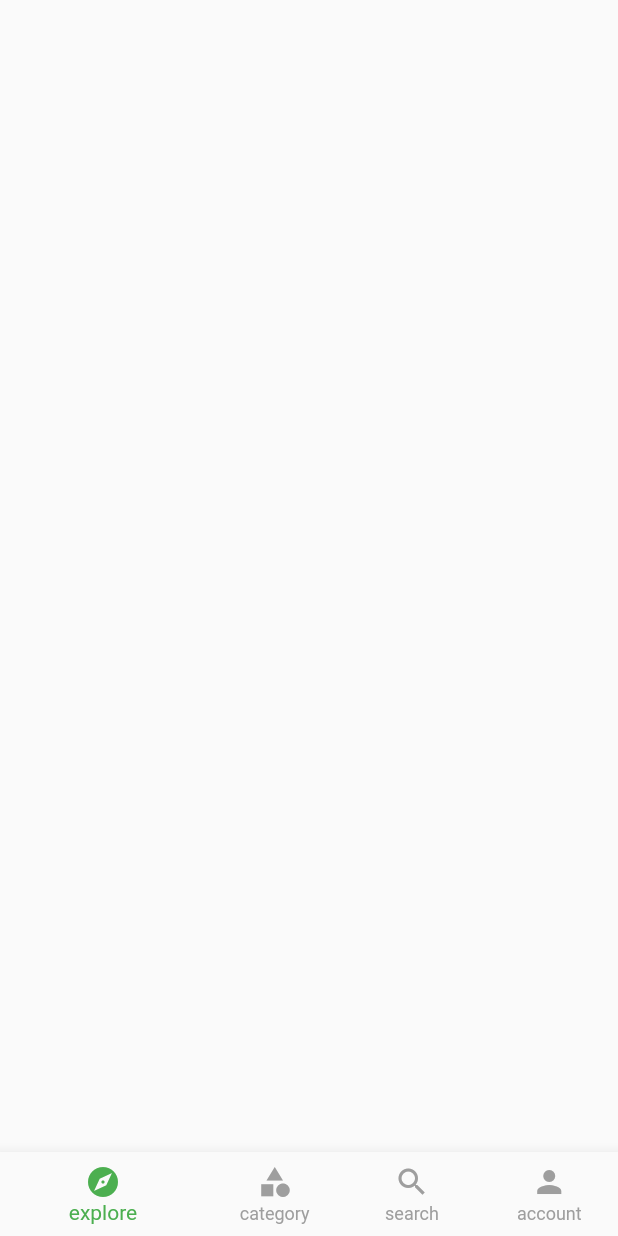
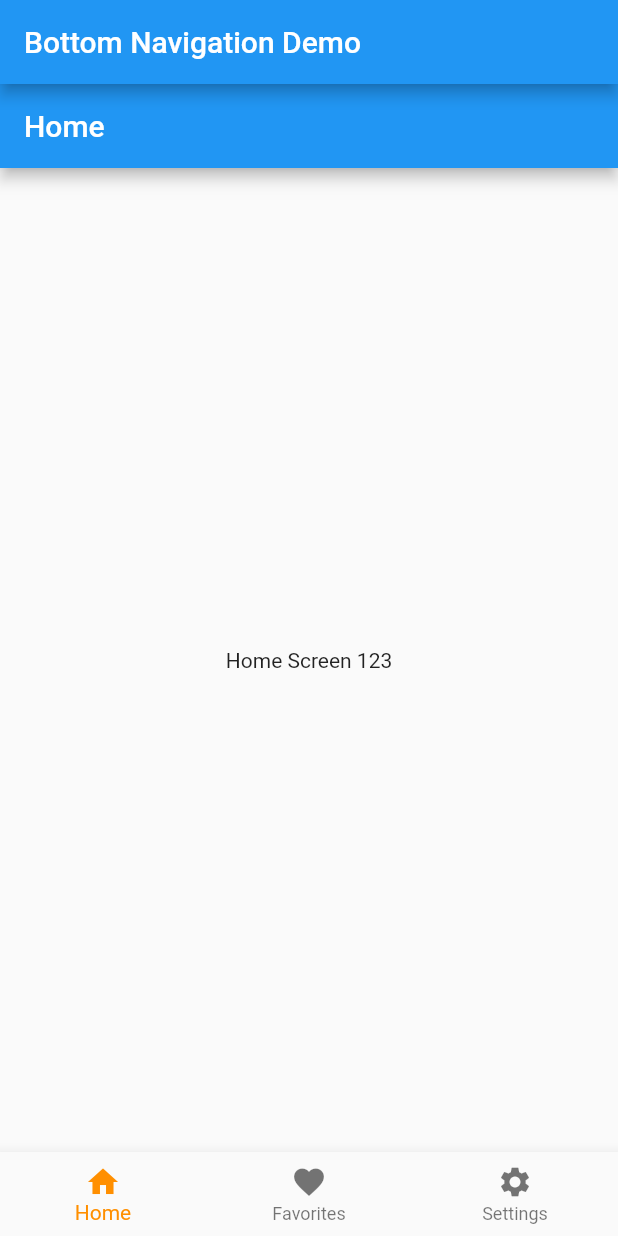
Before and after one commit to valentioAditama/desa_film_flutter, a Flutter app: the screen it shows after launch, on a phone screen of 412 x 824 dp. Run offline on Flutter 3.47's test engine with Material 2 defaults, Android fonts, the phone set to English and light mode, and no system bars.

Commit message:
add bottom navigation and routing

```diff
--- a/lib/components/bottomNavigation/bottomNavigation.dart
+++ b/lib/components/bottomNavigation/bottomNavigation.dart
@@ -1,41 +1,55 @@
 import 'package:flutter/material.dart';
+import 'package:desa_film_flutter/pages/home/home.dart';
+import 'package:desa_film_flutter/pages/login/login.dart';
+import 'package:desa_film_flutter/pages/register/register.dart';
 
-class BottomNavigation extends StatelessWidget {
-  int _selectedNavbar = 0;
+class bottomNaviation extends StatefulWidget {
+  @override
+  _bottomNaviationState createState() => _bottomNaviationState();
+}
 
-  void _changeSelectedNavBar(int index) {
-    setState(() {
-      _selectedNavbar = index;
-    });
-  }
+class _bottomNaviationState extends State<bottomNaviation> {
+  int _selectedIndex = 0;
+
+  List<Widget> _widgetOptions = <Widget>[
+    login(),
+    home(),
+    register(),
+  ];
 
   @override
   Widget build(BuildContext context) {
+
     return Scaffold(
+      backgroundColor: Colors.white,
       bottomNavigationBar: BottomNavigationBar(
-        items: const <BottomNavigationBarItem>[
+        currentIndex: _selectedIndex,
+        showSelectedLabels: false,
+        showUnselectedLabels: false,
+        items: [
           BottomNavigationBarItem(
-            icon: Icon(Icons.explore),
-            label: "explore"
+            icon: Icon(Icons.home),
+            label: 'Home',
           ),
+
           BottomNavigationBarItem(
-            icon: Icon(Icons.category),
-            label: "category"
+            icon: Icon(Icons.home),
+            label: 'Home',
           ),
+
           BottomNavigationBarItem(
-            icon: Icon(Icons.search),
-            label: 'search'
-          ),
-          BottomNavigationBarItem(
-            icon: Icon(Icons.person),
-            label: 'account'
+            icon: Icon(Icons.home),
+            label: 'Home',
           ),
         ],
-        currentIndex: 0,
-        selectedItemColor: Colors.green,
-        unselectedItemColor: Colors.grey,
-        showUnselectedLabels: true,
+        onTap: (index) {
+          setState(() {
+            _selectedIndex = index;
+          });
+        },
       ),
+      body: _widgetOptions.elementAt(_selectedIndex),
     );
   }
+
 }
--- a/lib/main.dart
+++ b/lib/main.dart
@@ -1,31 +1,112 @@
 import 'package:flutter/material.dart';
-
-// auth import
-import 'pages/login/login.dart';
-import 'pages/register/register.dart';
-
-// home import
-import 'pages/home/home.dart';
 
 void main() => runApp(MyApp());
 
-class MyApp extends StatelessWidget {
+class MyApp extends StatefulWidget {
+  @override
+  _MyAppState createState() => _MyAppState();
+}
+
+class _MyAppState extends State<MyApp> {
+  int _selectedIndex = 0;
+
+  static List<Widget> _widgetOptions = <Widget>[
+    Builder(builder: (BuildContext context) {
+      return HomeScreen();
+    }),
+    Builder(builder: (BuildContext context) {
+      return FavoritesScreen();
+    }),
+    Builder(builder: (BuildContext context) {
+      return SettingsScreen();
+    }),
+  ];
+
+  void _onItemTapped(int index) {
+    setState(() {
+      _selectedIndex = index;
+    });
+  }
+
   @override
   Widget build(BuildContext context) {
     return MaterialApp(
-      title: 'My App',
-      theme: ThemeData(
-        primarySwatch: Colors.blue,
+      title: 'Bottom Navigation Demo',
+      home: Scaffold(
+        appBar: AppBar(
+          title: const Text('Bottom Navigation Demo'),
+        ),
+        body: Center(
+          child: _widgetOptions.elementAt(_selectedIndex),
+        ),
+        bottomNavigationBar: BottomNavigationBar(
+          items: const <BottomNavigationBarItem>[
+            BottomNavigationBarItem(
+              icon: Icon(Icons.home),
+              label: 'Home',
+            ),
+            BottomNavigationBarItem(
+              icon: Icon(Icons.favorite),
+              label: 'Favorites',
+            ),
+            BottomNavigationBarItem(
+              icon: Icon(Icons.settings),
+              label: 'Settings',
+            ),
+          ],
+          currentIndex: _selectedIndex,
+          selectedItemColor: Colors.amber[800],
+          onTap: _onItemTapped,
+        ),
       ),
-      initialRoute: '/',
-      routes: {
-        '/': (context) => home(),
-        '/login': (context) => login(),
-        '/register': (context) => register(),
-      },
-      onUnknownRoute: (settings) {
-        return MaterialPageRoute(builder: (context) => home());
+      // Routes for each bottom navigation item
+      routes: <String, WidgetBuilder>{
+        '/home': (BuildContext context) => HomeScreen(),
+        '/favorites': (BuildContext context) => FavoritesScreen(),
+        '/settings': (BuildContext context) => SettingsScreen(),
       },
     );
   }
 }
+
+class HomeScreen extends StatelessWidget {
+  @override
+  Widget build(BuildContext context) {
+    return Scaffold(
+      appBar: AppBar(
+        title: Text('Home'),
+      ),
+      body: Center(
+        child: Text('Home Screen 123'),
+      ),
+    );
+  }
+}
+
+class FavoritesScreen extends StatelessWidget {
+  @override
+  Widget build(BuildContext context) {
+    return Scaffold(
+      appBar: AppBar(
+        title: Text('Favorites'),
+      ),
+      body: Center(
+        child: Text('Favorites Screen'),
+      ),
+    );
+  }
+}
+
+class SettingsScreen extends StatelessWidget {
+  @override
+  Widget build(BuildContext context) {
+    return Scaffold(
+      appBar: AppBar(
+        title: Text('Settings'),
+      ),
+      body: Center(
+        child: Text('Settings Screen'),
+      ),
+    );
+  }
+}
--- a/lib/pages/home/home.dart
+++ b/lib/pages/home/home.dart
@@ -17,7 +17,7 @@ class home extends StatelessWidget {
           child: const Text('Login screen'),
         ),
       ),
-      bottomNavigationBar: BottomNavigation(),
+      bottomNavigationBar: bottomNaviation(),
     );
   }
 }
```
Also changed, not shown: 2 other files.
